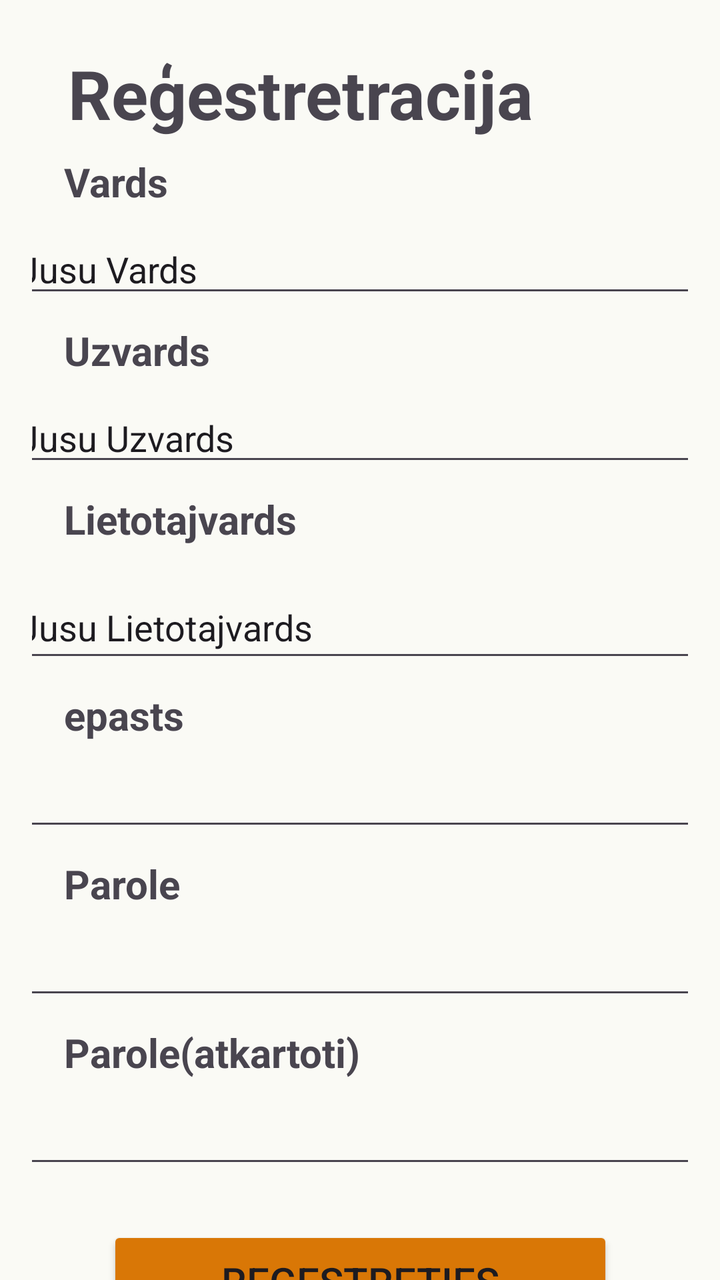
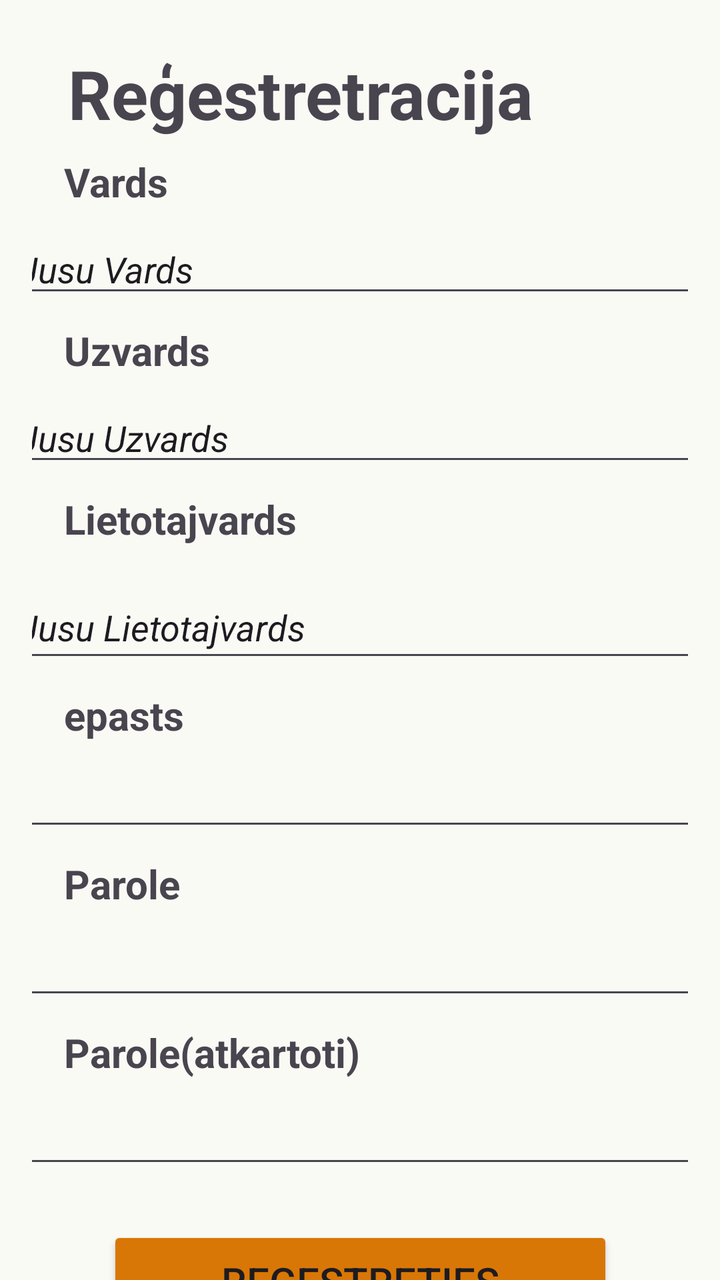

Compare the two renders of this Android layout. The source of the first and the diff that turns it into the second are given below.
<!-- AndroidManifest.xml: application theme Theme._11_PD2_PA_Giruckis_Nikitins_2026 -->
<!-- res/layout/registration.xml -->
<?xml version="1.0" encoding="utf-8"?>
<androidx.core.widget.NestedScrollView xmlns:android="http://schemas.android.com/apk/res/android"
    xmlns:app="http://schemas.android.com/apk/res-auto"
    xmlns:tools="http://schemas.android.com/tools"
    android:layout_width="match_parent"
    android:layout_height="match_parent"
    android:background="#FAFAF5"
    tools:context=".RegistrationFragment">

    <androidx.constraintlayout.widget.ConstraintLayout
        android:layout_width="match_parent"
        android:layout_height="match_parent"
        android:padding="16dp">

        <TextView
            android:id="@+id/Registration_Text"
            android:layout_width="wrap_content"
            android:layout_height="wrap_content"
            android:layout_marginStart="116dp"
            android:layout_marginTop="8dp"
            android:layout_marginEnd="77dp"
            android:text="@string/Registration_Text"
            android:textSize="34sp"
            android:textStyle="bold"
            android:typeface="normal"
            app:layout_constraintEnd_toEndOf="parent"
            app:layout_constraintHorizontal_bias="1.0"
            app:layout_constraintStart_toStartOf="parent"
            app:layout_constraintTop_toTopOf="parent" />

        <TextView
            android:id="@+id/Registration_Name"
            android:layout_width="wrap_content"
            android:layout_height="wrap_content"
            android:layout_marginStart="16dp"
            android:layout_marginTop="8dp"
            android:text="@string/Registration_Name"
            android:textAlignment="center"
            android:textSize="20sp"
            android:textStyle="bold"
            app:layout_constraintStart_toStartOf="parent"
            app:layout_constraintTop_toBottomOf="@+id/Registration_Text" />

        <TextView
            android:id="@+id/Registration_Surname"
            android:layout_width="wrap_content"
            android:layout_height="wrap_content"
            android:layout_marginStart="16dp"
            android:layout_marginTop="8dp"
            android:text="@string/Registration_Surname"
            android:textAlignment="textStart"
            android:textSize="20sp"
            android:textStyle="bold"
            app:layout_constraintStart_toStartOf="parent"
            app:layout_constraintTop_toBottomOf="@+id/editTextText" />

        <TextView
            android:id="@+id/Registration_Username"
            android:layout_width="131dp"
            android:layout_height="34dp"
            android:layout_marginStart="16dp"
            android:layout_marginTop="8dp"
            android:text="@string/Registration_Username"
            android:textAlignment="textStart"
            android:textSize="20sp"
            android:textStyle="bold"
            app:layout_constraintStart_toStartOf="parent"
            app:layout_constraintTop_toBottomOf="@+id/editTextText2" />

        <TextView
            android:id="@+id/Registration_Email"
            android:layout_width="wrap_content"
            android:layout_height="wrap_content"
            android:layout_marginStart="16dp"
            android:layout_marginTop="8dp"
            android:text="@string/Registration_Email"
            android:textAlignment="center"
            android:textSize="20sp"
            android:textStyle="bold"
            app:layout_constraintStart_toStartOf="parent"
            app:layout_constraintTop_toBottomOf="@+id/editTextText3" />

        <TextView
            android:id="@+id/Registration_Password"
            android:layout_width="wrap_content"
            android:layout_height="wrap_content"
            android:layout_marginStart="16dp"
            android:layout_marginTop="8dp"
            android:text="@string/Registration_Password"
            android:textAlignment="center"
            android:textSize="20sp"
            android:textStyle="bold"
            app:layout_constraintStart_toStartOf="parent"
            app:layout_constraintTop_toBottomOf="@+id/editTextTextEmailAddress" />

        <TextView
            android:id="@+id/Registration_Password_2"
            android:layout_width="wrap_content"
            android:layout_height="wrap_content"
            android:layout_marginStart="16dp"
            android:layout_marginTop="8dp"
            android:text="@string/Registration_Password_2"
            android:textAlignment="center"
            android:textSize="20sp"
            android:textStyle="bold"
            app:layout_constraintStart_toStartOf="parent"
            app:layout_constraintTop_toBottomOf="@+id/editTextTextPassword" />

        <Button
            android:id="@+id/Registration_Reg_Button"
            android:layout_width="253dp"
            android:layout_height="55dp"
            android:layout_marginStart="24dp"
            android:layout_marginTop="24dp"
            android:layout_marginEnd="24dp"
            android:backgroundTint="#D97706"
            android:text="@string/Registration_Reg_Button_Text"
            android:textSize="20sp"
            app:layout_constraintEnd_toEndOf="parent"
            app:layout_constraintStart_toStartOf="parent"
            app:layout_constraintTop_toBottomOf="@+id/editTextTextPassword2"
            app:rippleColor="#7E2626" />

        <Button
            android:id="@+id/Registration_SignIn_Button"
            android:layout_width="252dp"
            android:layout_height="52dp"
            android:layout_marginStart="24dp"
            android:layout_marginTop="16dp"
            android:layout_marginEnd="24dp"
            android:layout_marginBottom="24dp"
            android:backgroundTint="#EFA441"
            android:text="@string/Registration_SignIn_Button_Text"
            android:textSize="20sp"
            app:layout_constraintBottom_toBottomOf="parent"
            app:layout_constraintEnd_toEndOf="parent"
            app:layout_constraintHorizontal_bias="0.494"
            app:layout_constraintStart_toStartOf="parent"
            app:layout_constraintTop_toBottomOf="@+id/Registration_Reg_Button" />

        <EditText
            android:id="@+id/editTextTextPassword"
            android:layout_width="350dp"
            android:layout_height="wrap_content"
            android:layout_marginStart="16dp"
            android:layout_marginTop="8dp"
            android:layout_marginEnd="16dp"
            android:ems="10"
            android:inputType="textPassword"
            app:layout_constraintEnd_toEndOf="parent"
            app:layout_constraintStart_toStartOf="parent"
            app:layout_constraintTop_toBottomOf="@+id/Registration_Password" />

        <EditText
            android:id="@+id/editTextTextPassword2"
            android:layout_width="350dp"
            android:layout_height="wrap_content"
            android:layout_marginStart="16dp"
            android:layout_marginTop="8dp"
            android:layout_marginEnd="16dp"
            android:ems="10"
            android:inputType="textPassword"
            app:layout_constraintEnd_toEndOf="parent"
            app:layout_constraintStart_toStartOf="parent"
            app:layout_constraintTop_toBottomOf="@+id/Registration_Password_2" />

        <EditText
            android:id="@+id/editTextTextEmailAddress"
            android:layout_width="350dp"
            android:layout_height="wrap_content"
            android:layout_marginStart="16dp"
            android:layout_marginTop="8dp"
            android:layout_marginEnd="16dp"
            android:ems="10"
            android:inputType="textEmailAddress"
            app:layout_constraintEnd_toEndOf="parent"
            app:layout_constraintStart_toStartOf="parent"
            app:layout_constraintTop_toBottomOf="@+id/Registration_Email" />

        <EditText
            android:id="@+id/editTextText"
            android:layout_width="350dp"
            android:layout_height="wrap_content"
            android:layout_marginStart="16dp"
            android:layout_marginTop="8dp"
            android:layout_marginEnd="16dp"
            android:ems="10"
            android:inputType="text"
            android:text="@string/Vards_Registration"
            app:layout_constraintEnd_toEndOf="parent"
            app:layout_constraintStart_toStartOf="parent"
            app:layout_constraintTop_toBottomOf="@+id/Registration_Name" />

        <EditText
            android:id="@+id/editTextText2"
            android:layout_width="350dp"
            android:layout_height="wrap_content"
            android:layout_marginStart="16dp"
            android:layout_marginTop="8dp"
            android:layout_marginEnd="16dp"
            android:ems="10"
            android:inputType="text"
            android:text="@string/Uzvards_Registration"
            app:layout_constraintEnd_toEndOf="parent"
            app:layout_constraintStart_toStartOf="parent"
            app:layout_constraintTop_toBottomOf="@+id/Registration_Surname" />

        <EditText
            android:id="@+id/editTextText3"
            android:layout_width="350dp"
            android:layout_height="48dp"
            android:layout_marginStart="16dp"
            android:layout_marginTop="8dp"
            android:layout_marginEnd="16dp"
            android:ems="10"
            android:inputType="text"
            android:text="@string/Lietototajvards_Registration"
            app:layout_constraintEnd_toEndOf="parent"
            app:layout_constraintStart_toStartOf="parent"
            app:layout_constraintTop_toBottomOf="@+id/Registration_Username" />
    </androidx.constraintlayout.widget.ConstraintLayout>
</androidx.core.widget.NestedScrollView>
<!-- resources referenced by this layout -->
<resources>
  <string name="Lietototajvards_Registration">Jusu Lietotajvards</string>
  <string name="Registration_Email">epasts</string>
  <string name="Registration_Name">Vards</string>
  <string name="Registration_Password">Parole</string>
  <string name="Registration_Password_2">Parole(atkartoti)</string>
  <string name="Registration_Reg_Button_Text">Reģestreties</string>
  <string name="Registration_SignIn_Button_Text">Ielagoties</string>
  <string name="Registration_Surname">Uzvards</string>
  <string name="Registration_Text">Reģestretracija</string>
  <string name="Registration_Username">Lietotajvards</string>
  <string name="Uzvards_Registration">Jusu Uzvards</string>
  <string name="Vards_Registration">Jusu Vards</string>
  <style name="Theme._11_PD2_PA_Giruckis_Nikitins_2026" parent="Base.Theme._11_PD2_PA_Giruckis_Nikitins_2026" />
  <style name="Base.Theme._11_PD2_PA_Giruckis_Nikitins_2026" parent="Theme.Material3.DayNight.NoActionBar">
          
          
      </style>
</resources>

<!-- the commit's change to res/layout/registration.xml (unified diff, before → after) -->
@@ -173,6 +173,7 @@
             android:layout_marginEnd="16dp"
             android:ems="10"
             android:inputType="textEmailAddress"
+            android:textStyle="italic"
             app:layout_constraintEnd_toEndOf="parent"
             app:layout_constraintStart_toStartOf="parent"
             app:layout_constraintTop_toBottomOf="@+id/Registration_Email" />
@@ -187,6 +188,7 @@
             android:ems="10"
             android:inputType="text"
             android:text="@string/Vards_Registration"
+            android:textStyle="italic"
             app:layout_constraintEnd_toEndOf="parent"
             app:layout_constraintStart_toStartOf="parent"
             app:layout_constraintTop_toBottomOf="@+id/Registration_Name" />
@@ -201,6 +203,7 @@
             android:ems="10"
             android:inputType="text"
             android:text="@string/Uzvards_Registration"
+            android:textStyle="italic"
             app:layout_constraintEnd_toEndOf="parent"
             app:layout_constraintStart_toStartOf="parent"
             app:layout_constraintTop_toBottomOf="@+id/Registration_Surname" />
@@ -215,6 +218,7 @@
             android:ems="10"
             android:inputType="text"
             android:text="@string/Lietototajvards_Registration"
+            android:textStyle="italic"
             app:layout_constraintEnd_toEndOf="parent"
             app:layout_constraintStart_toStartOf="parent"
             app:layout_constraintTop_toBottomOf="@+id/Registration_Username" />
